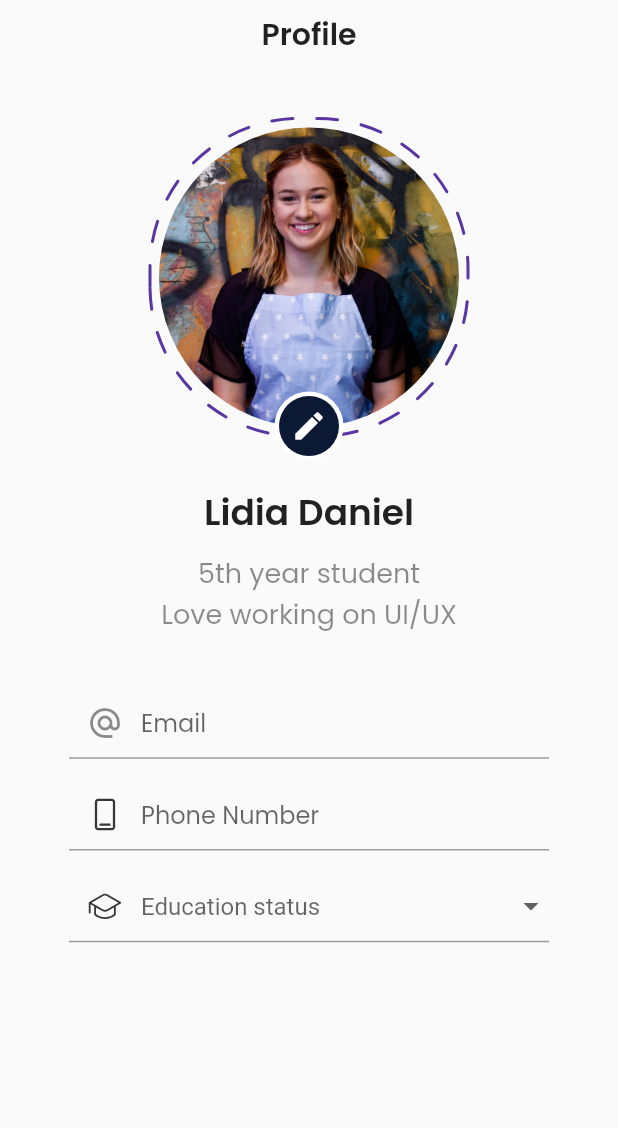
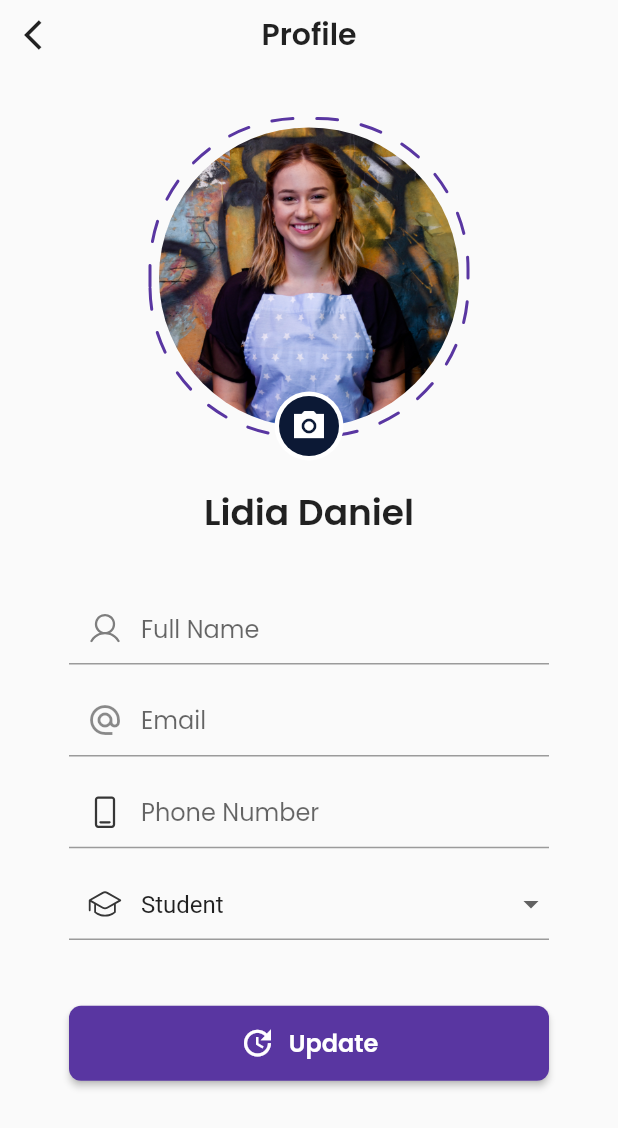
Before and after one commit to Eyob14/A2SV_Hackathon, a Flutter app: the EditProfilePage screen opened by its route, on a phone screen of 412 x 824 dp. Shown: the top 1128 px of the screen. Run offline on Flutter 3.47's test engine with Material 2 defaults, Android fonts, the phone set to English and light mode, and no system bars; drawn by our look-alikes of dotted_border; our stand-ins replace dartz, equatable, flutter_secure_storage, flutter_svg, go_router, google_fonts and 1 more; accounts and stored records are empty; project files that could hold a hidden picture were left out.

Commit message:
profile 90%

```diff
--- a/school_hive/lib/features/profile/presentation/pages/edit_profile_page.dart
+++ b/school_hive/lib/features/profile/presentation/pages/edit_profile_page.dart
@@ -11,16 +11,25 @@ class EditProfilePage extends StatelessWidget {
   EditProfilePage({super.key});
 
   final _emailController = TextEditingController();
+  final _fullNameController = TextEditingController();
   final _phoneController = TextEditingController();
+  final _bioController = TextEditingController();
   final _formKey = GlobalKey<FormState>();
 
   @override
   Widget build(BuildContext context) {
     SizeConfig().init(context);
-    String educationStatus = '';
+    String educationStatus = 'Student';
 
     return Scaffold(
       appBar: AppBar(
+        leading: IconButton(
+          icon: const Icon(
+            Icons.arrow_back_ios,
+            color: Colors.black87,
+          ),
+          onPressed: () => Navigator.pop(context),
+        ),
         toolbarHeight: 46,
         backgroundColor: Colors.transparent,
         elevation: 0,
@@ -78,9 +87,7 @@ class EditProfilePage extends StatelessWidget {
                         overlayColor: MaterialStateProperty.all(Colors.white),
                         borderRadius: BorderRadius.circular(100),
                         splashColor: Colors.pink[900],
-                        onTap: () {
-                          print('here we go');
-                        },
+                        onTap: () {},
                         child: Container(
                           padding: const EdgeInsets.all(3),
                           decoration: const BoxDecoration(
@@ -95,7 +102,7 @@ class EditProfilePage extends StatelessWidget {
                             child: const Padding(
                               padding: EdgeInsets.all(8),
                               child: Icon(
-                                Icons.edit,
+                                Icons.photo_camera_sharp,
                                 color: Colors.white,
                               ),
                             ),
@@ -115,17 +122,6 @@ class EditProfilePage extends StatelessWidget {
                     color: Colors.black87,
                   ),
                 ),
-                verticalSpacing(8),
-                Text(
-                  '5th year student\nLove working on UI/UX',
-                  textAlign: TextAlign.center,
-                  style: TextStyle(
-                    fontSize: 18,
-                    fontFamily: GoogleFonts.poppins().fontFamily,
-                    color: Colors.black45,
-                    fontWeight: FontWeight.w400,
-                  ),
-                ),
                 verticalSpacing(32),
                 Form(
                   key: _formKey,
@@ -134,7 +130,28 @@ class EditProfilePage extends StatelessWidget {
                       SizedBox(
                         width: 320,
                         child: TextField(
+                          controller: _fullNameController,
+                          keyboardType: TextInputType.name,
+                          decoration: InputDecoration(
+                            hintText: 'Full Name',
+                            hintStyle: TextStyle(
+                                fontFamily: GoogleFonts.poppins().fontFamily),
+                            border: const UnderlineInputBorder(
+                              borderSide: BorderSide(color: Colors.black87),
+                            ),
+                            prefixIcon: SvgPicture.asset(
+                              'assets/icons/user profile.svg',
+                              fit: BoxFit.scaleDown,
+                            ),
+                          ),
+                        ),
+                      ),
+                      verticalSpacing(12),
+                      SizedBox(
+                        width: 320,
+                        child: TextField(
                           controller: _emailController,
+                          keyboardType: TextInputType.emailAddress,
                           decoration: InputDecoration(
                             hintText: 'Email',
                             hintStyle: TextStyle(
@@ -151,6 +168,7 @@ class EditProfilePage extends StatelessWidget {
                         width: 320,
                         child: TextField(
                           controller: _phoneController,
+                          keyboardType: TextInputType.phone,
                           decoration: InputDecoration(
                             hintText: 'Phone Number',
                             hintStyle: TextStyle(
@@ -175,15 +193,15 @@ class EditProfilePage extends StatelessWidget {
                             'Graduated',
                           ]
                               .map<DropdownMenuItem<String>>(
-                                  (String item) => DropdownMenuItem(
+                                  (item) => DropdownMenuItem(
                                         value: item,
                                         child: Text(
                                           item,
                                         ),
                                       ))
                               .toList(),
-                          onChanged: (String? value) {
-                            educationStatus = value ?? '';
+                          onChanged: (value) {
+                            educationStatus = value!;
                           },
                           decoration: InputDecoration(
                             hintText: 'Education status',
@@ -202,6 +220,41 @@ class EditProfilePage extends StatelessWidget {
                     ],
                   ),
                 ),
+                verticalSpacing(40),
+                SizedBox(
+                  width: 320,
+                  height: 50,
+                  child: ElevatedButton(
+                      style: ButtonStyle(
+                        backgroundColor:
+                            MaterialStateProperty.all(primaryColor),
+                        shape: MaterialStateProperty.all(
+                          RoundedRectangleBorder(
+                            borderRadius: BorderRadius.circular(8),
+                          ),
+                        ),
+                      ),
+                      onPressed: () {},
+                      child: Row(
+                        mainAxisAlignment: MainAxisAlignment.center,
+                        children: [
+                          const Icon(
+                            Icons.update,
+                            color: Colors.white,
+                          ),
+                          horizontalSpacing(8),
+                          Text(
+                            'Update',
+                            style: TextStyle(
+                              fontFamily: GoogleFonts.poppins().fontFamily,
+                              fontWeight: FontWeight.w600,
+                              fontSize: 16,
+                              color: Colors.white,
+                            ),
+                          ),
+                        ],
+                      )),
+                )
               ],
             ),
           ),
--- a/school_hive/lib/features/profile/presentation/pages/profile_page.dart
+++ b/school_hive/lib/features/profile/presentation/pages/profile_page.dart
@@ -6,6 +6,7 @@ import 'package:google_fonts/google_fonts.dart';
 import 'package:flutter_svg/flutter_svg.dart';
 
 import '../../../../core/utils/size_config.dart';
+import 'edit_profile_page.dart';
 
 class ProfilePage extends StatelessWidget {
   ProfilePage({super.key});
@@ -78,7 +79,11 @@ class ProfilePage extends StatelessWidget {
                         borderRadius: BorderRadius.circular(100),
                         splashColor: Colors.pink[900],
                         onTap: () {
-                          print('here we go');
+                          Navigator.push(context, MaterialPageRoute(
+                            builder: (context) {
+                              return EditProfilePage();
+                            },
+                          ));
                         },
                         child: Container(
                           padding: const EdgeInsets.all(3),
```
Also changed, not shown: school_hive/assets/icons/user profile.svg (added).
